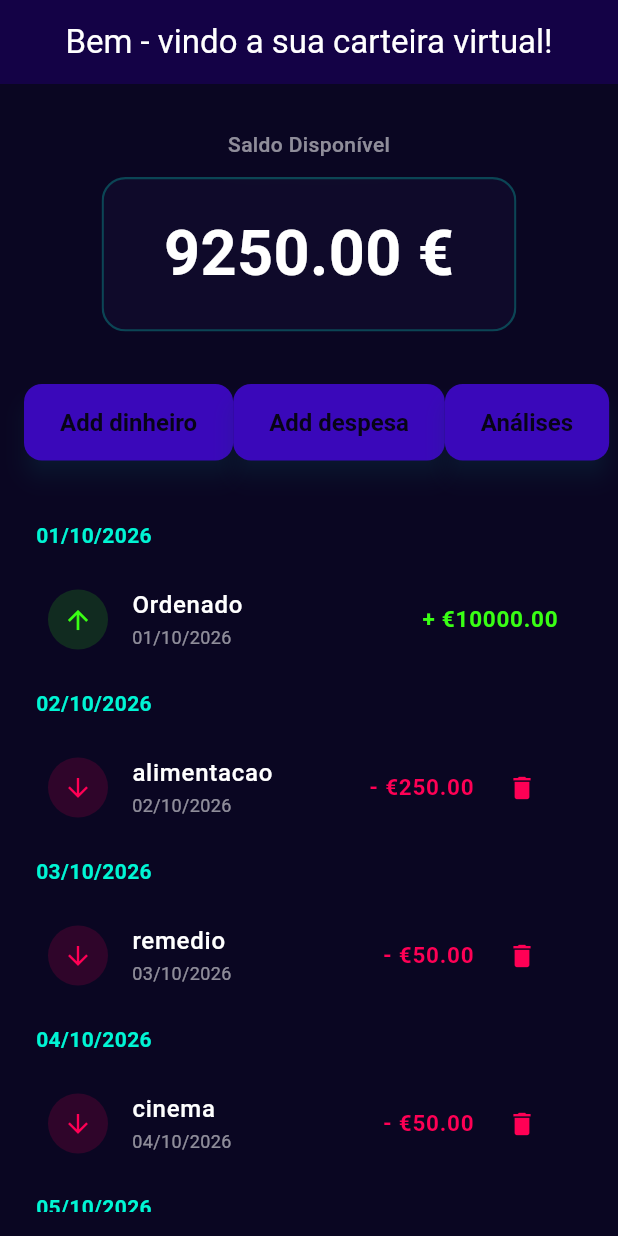
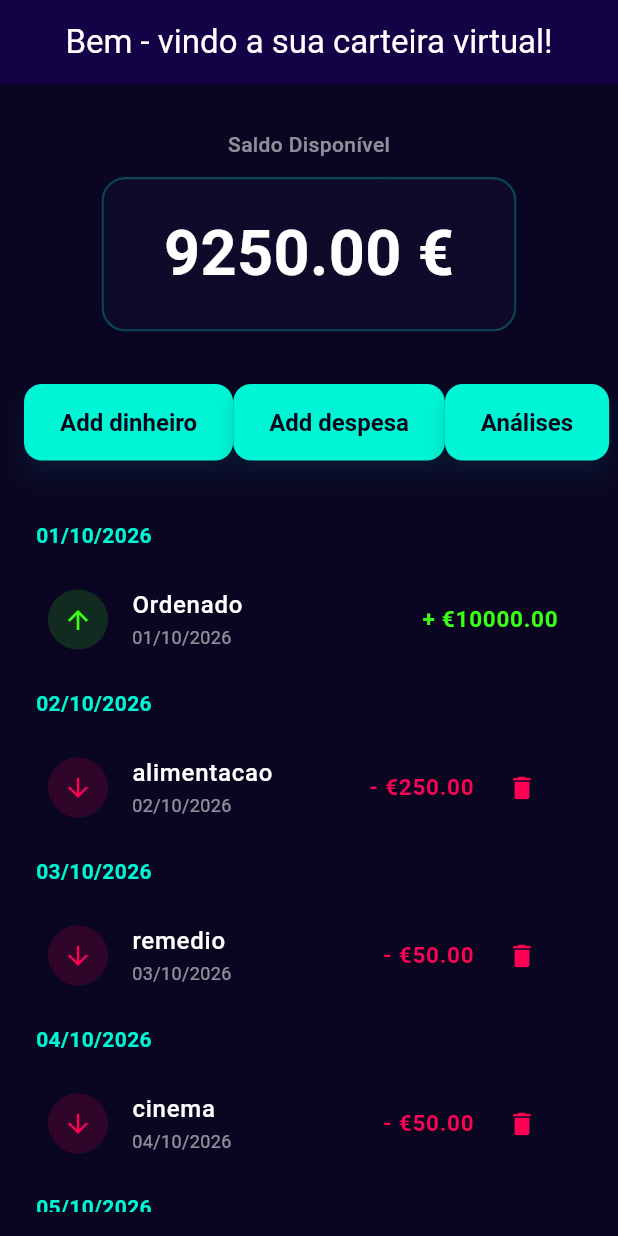
Before and after one commit to Camilaliol/wallet, a Flutter app: the screen it shows after launch, on a phone screen of 412 x 824 dp. Run offline on Flutter 3.47's test engine with Material 3 defaults, Android fonts, the phone set to English and light mode, and no system bars; our stand-ins replace currency_text_input_formatter, fl_chart.

```diff
--- a/app/lib/theme/app_theme.dart
+++ b/app/lib/theme/app_theme.dart
@@ -31,6 +31,7 @@ class AppTheme {
   ];
 
   //O design padrão das caixinhas das legendas (com cantos arredondados):
+  // cor da caixa do saldo
   static BoxDecoration caixaCustomizada = BoxDecoration(
     color: const Color(
       0xFF161035,
@@ -82,7 +83,7 @@ class AppTheme {
       // CONFIGURAÇÃO GLOBAL DE TODOS OS BOTÕES ELEVADOS
       elevatedButtonTheme: ElevatedButtonThemeData(
         style: ElevatedButton.styleFrom(
-          backgroundColor: const Color.fromARGB(255, 58, 8, 186), //
+          backgroundColor: corCianoNeon, //
           foregroundColor: const Color(
             0xFF070417,
           ), // Cor do Texto dentro do Botão
@@ -102,4 +103,4 @@ class AppTheme {
       ),
     ); // Fecha o ThemeData
   }
-} // Chave final que fecha a classe AppTheme inteira de forma correta!
+} // 👈 Chave final que fecha a classe AppTheme inteira de forma correta!
```
